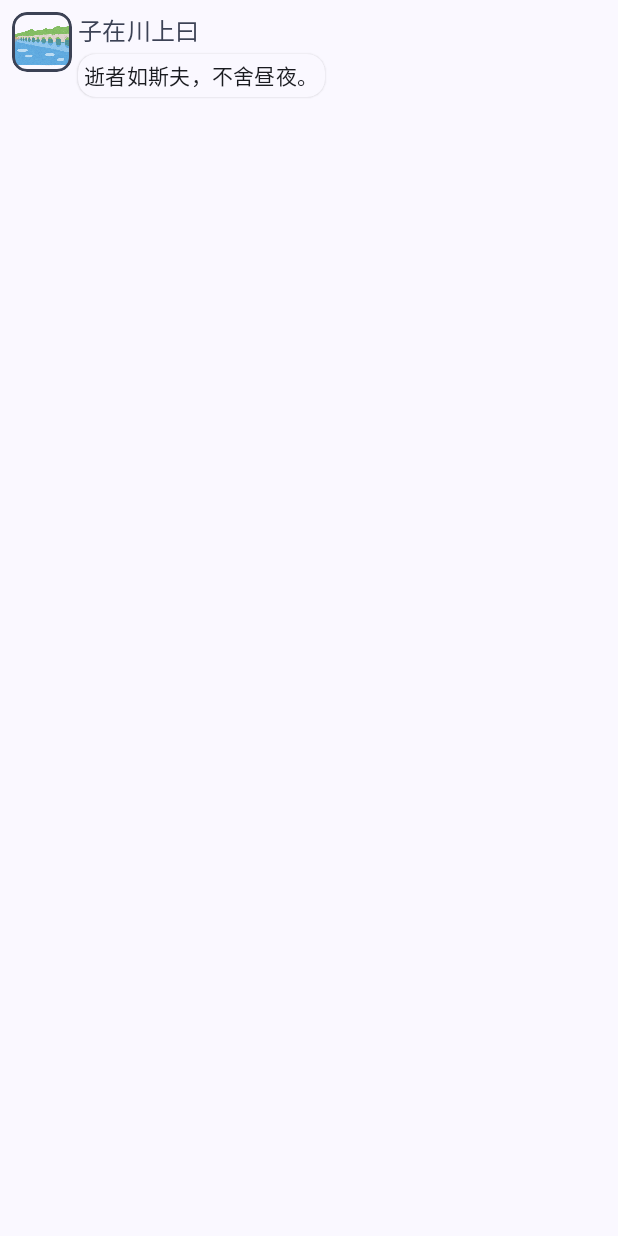
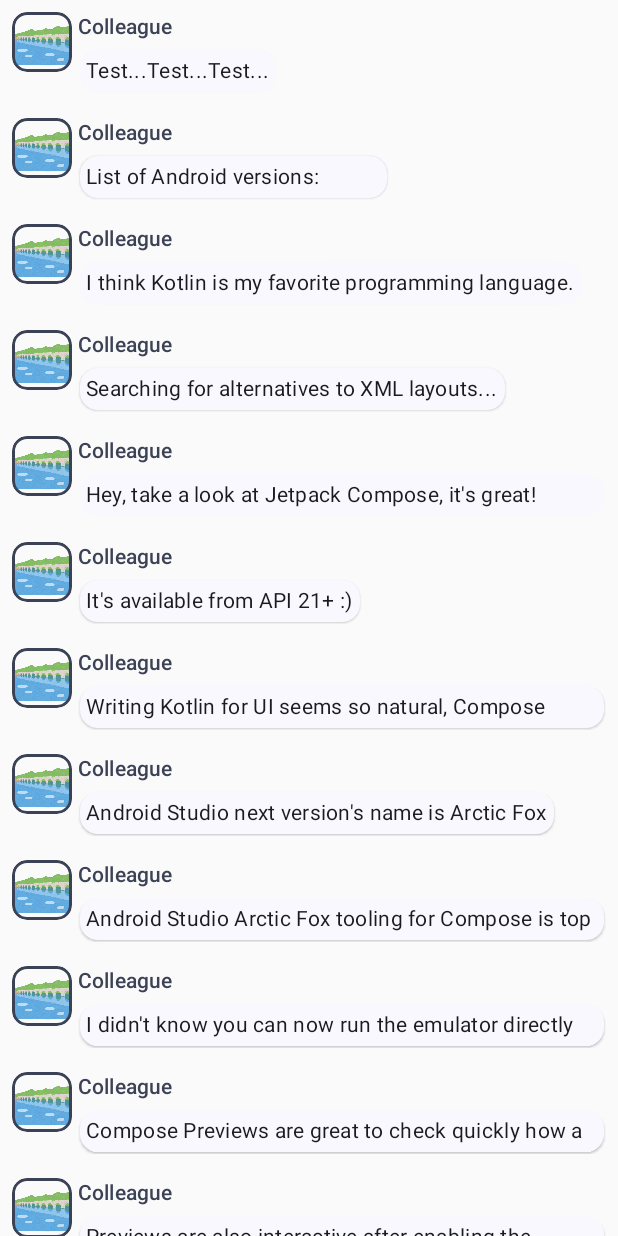
Before and after one commit to sunyiqi-kiroru/tutorial_jetpackcompose, an Android app built with Jetpack Compose: the screen it shows after launch (MainActivity), on a phone screen of 412 x 824 dp. Run offline under Robolectric (Android 15) with nearby library versions, the phone set to English and light mode, and no system bars.

Commit message:
チュートリアル - Lists and animations

```diff
--- a/app/src/main/java/com/example/tutorial_jetpackcompose/MainActivity.kt
+++ b/app/src/main/java/com/example/tutorial_jetpackcompose/MainActivity.kt
@@ -1,30 +1,10 @@
 package com.example.tutorial_jetpackcompose
 
-import android.content.res.Configuration
-import android.graphics.Bitmap.Config
 import android.os.Bundle
 import androidx.activity.ComponentActivity
 import androidx.activity.compose.setContent
-import androidx.compose.foundation.Image
-import androidx.compose.foundation.border
-import androidx.compose.foundation.layout.Column
-import androidx.compose.foundation.layout.Row
-import androidx.compose.foundation.layout.Spacer
-import androidx.compose.foundation.layout.fillMaxSize
-import androidx.compose.foundation.layout.height
-import androidx.compose.foundation.layout.padding
-import androidx.compose.foundation.layout.size
-import androidx.compose.foundation.layout.width
-import androidx.compose.foundation.shape.RoundedCornerShape
-import androidx.compose.material3.MaterialTheme
-import androidx.compose.material3.Surface
-import androidx.compose.material3.Text
-import androidx.compose.runtime.Composable
-import androidx.compose.ui.Modifier
-import androidx.compose.ui.draw.clip
-import androidx.compose.ui.res.painterResource
-import androidx.compose.ui.tooling.preview.Preview
-import androidx.compose.ui.unit.dp
+import com.example.tutorial_jetpackcompose.conversationlist.Conversation
+import com.example.tutorial_jetpackcompose.conversationlist.SampleData
 import com.example.tutorial_jetpackcompose.ui.theme.Tutorial_jetpackcomposeTheme
 
 class MainActivity : ComponentActivity() {
@@ -34,77 +14,14 @@
             // プロジェクト内で作成されたマテリアルテーマ
             Tutorial_jetpackcomposeTheme {
                 // 関数ラップ用
-                Surface(modifier = Modifier.fillMaxSize()) {
+                // Surface(modifier = Modifier.fillMaxSize()) {
                     // Add a text element
                     // Text("Hello world!")
-                    MessageCard(Message("子在川上曰", "逝者如斯夫，不舍昼夜。"))
-                }
+                    // MessageCard(Message("子在川上曰", "逝者如斯夫，不舍昼夜。"))
+                // }
+                // 会話リスト
+                Conversation(messages = SampleData.conversationSample)
             }
         }
     }
 }
-
-data class Message(val author: String, val body: String)
-
-// Define a composable function
-@Composable
-fun MessageCard(msg: Message) {
-    // 水平方向に揃える
-    Row(modifier = Modifier.padding( 8.dp)) { // Add padding around message
-        // 画像要素
-        Image(
-            painter = painterResource(id = R.drawable.landmark_tausyubetsu_bridge),
-            contentDescription = "Image picture",
-            modifier = Modifier
-                // set image size to 40dp
-                .size(40.dp)
-                // Clip image to be shaped as round corner
-                .clip(RoundedCornerShape(10.dp))
-                // ボーダーを追加
-                .border(1.5.dp, MaterialTheme.colorScheme.secondary, RoundedCornerShape(10.dp))
-        )
-
-        // 画像とコロムの間にスペースを入れる
-        Spacer(modifier = Modifier.width(4.dp))
-
-        // 列を使用する
-        Column {
-            Text(
-                text = msg.author,
-                // 文字色
-                color = MaterialTheme.colorScheme.secondary,
-                // タイポグラフィスタイル
-                style = MaterialTheme.typography.titleMedium
-            )
-
-            Spacer(modifier = Modifier.height(4.dp))
-
-            // shapeでラップしたい
-            Surface(shape = MaterialTheme.shapes.medium, shadowElevation = 1.dp) {
-                Text(
-                    text = msg.body,
-                    modifier = Modifier.padding(all = 4.dp),
-                    style = MaterialTheme.typography.bodyMedium
-                )
-            }
-        }
-    }
-}
-
-// Preview your function in Android Studio
-@Preview(name = "Light Mode")
-@Preview(
-    uiMode = Configuration.UI_MODE_NIGHT_YES,
-    showBackground = true,
-    name = "Dark Mode"
-)
-@Composable
-fun PreviewMessageCard() {
-    // プロジェクト内で作成されたマテリアルテーマ
-    Tutorial_jetpackcomposeTheme {
-        // 関数ラップ用
-        Surface(modifier = Modifier.fillMaxSize()) {
-            MessageCard(msg = Message("李白", "飞流直下三千尺，疑是银河落九天。"))
-        }
-    }
-}
--- /dev/null
+++ b/app/src/main/java/com/example/tutorial_jetpackcompose/conversationlist/ConversationList.kt
@@ -0,0 +1,26 @@
+package com.example.tutorial_jetpackcompose.conversationlist
+
+import androidx.compose.foundation.lazy.LazyColumn
+import androidx.compose.foundation.lazy.items
+import androidx.compose.runtime.Composable
+import androidx.compose.ui.tooling.preview.Preview
+import com.example.tutorial_jetpackcompose.messagecard.Message
+import com.example.tutorial_jetpackcompose.messagecard.MessageCard
+import com.example.tutorial_jetpackcompose.ui.theme.Tutorial_jetpackcomposeTheme
+
+@Composable
+fun Conversation(messages: List<Message>) {
+    LazyColumn {
+        items(messages) { message ->
+            MessageCard(msg = message)
+        }
+    }
+}
+
+@Preview
+@Composable
+fun PreviewConversation() {
+    Tutorial_jetpackcomposeTheme {
+        Conversation(messages = SampleData.conversationSample)
+    }
+}
--- /dev/null
+++ b/app/src/main/java/com/example/tutorial_jetpackcompose/conversationlist/ConversationSampleData.kt
@@ -0,0 +1,74 @@
+package com.example.tutorial_jetpackcompose.conversationlist
+
+import com.example.tutorial_jetpackcompose.messagecard.Message
+
+object SampleData {
+    // Sample conversation data
+    val conversationSample = listOf(
+        Message(
+            "Colleague",
+            "Test...Test...Test..."
+        ),
+        Message(
+            "Colleague",
+            "List of Android versions:\n" +
+                    "Android KitKat (API 19)\n" +
+                    "Android Lollipop (API 21)\n" +
+                    "Android Marshmallow (API 23)\n" +
+                    "Android Nougat (API 24)\n" +
+                    "Android Oreo (API 26)\n" +
+                    "Android Pie (API 28)\n" +
+                    "Android 10 (API 29)\n" +
+                    "Android 11 (API 30)\n" +
+                    "Android 12 (API 31)\n"
+        ),
+        Message(
+            "Colleague",
+            "I think Kotlin is my favorite programming language.\n" +
+                    "It's so much fun!"
+        ),
+        Message(
+            "Colleague",
+            "Searching for alternatives to XML layouts..."
+        ),
+        Message(
+            "Colleague",
+            "Hey, take a look at Jetpack Compose, it's great!\n" +
+                    "It's the Android's modern toolkit for building native UI." +
+                    "It simplifies and accelerates UI development on Android." +
+                    "Less code, powerful tools, and intuitive Kotlin APIs :)"
+        ),
+        Message(
+            "Colleague",
+            "It's available from API 21+ :)"
+        ),
+        Message(
+            "Colleague",
+            "Writing Kotlin for UI seems so natural, Compose where have you been all my life?"
+        ),
+        Message(
+            "Colleague",
+            "Android Studio next version's name is Arctic Fox"
+        ),
+        Message(
+            "Colleague",
+            "Android Studio Arctic Fox tooling for Compose is top notch ^_^"
+        ),
+        Message(
+            "Colleague",
+            "I didn't know you can now run the emulator directly from Android Studio"
+        ),
+        Message(
+            "Colleague",
+            "Compose Previews are great to check quickly how a composable layout looks like"
+        ),
+        Message(
+            "Colleague",
+            "Previews are also interactive after enabling the experimental setting"
+        ),
+        Message(
+            "Colleague",
+            "Have you tried writing build.gradle with KTS?"
+        ),
+    )
+}
--- /dev/null
+++ b/app/src/main/java/com/example/tutorial_jetpackcompose/messagecard/MessageCard.kt
@@ -0,0 +1,114 @@
+package com.example.tutorial_jetpackcompose.messagecard
+
+import androidx.compose.runtime.getValue
+import androidx.compose.runtime.mutableStateOf
+import androidx.compose.runtime.remember
+import androidx.compose.runtime.setValue
+import android.content.res.Configuration
+import androidx.compose.animation.animateColorAsState
+import androidx.compose.animation.animateContentSize
+import androidx.compose.foundation.Image
+import androidx.compose.foundation.border
+import androidx.compose.foundation.clickable
+import androidx.compose.foundation.layout.Column
+import androidx.compose.foundation.layout.Row
+import androidx.compose.foundation.layout.Spacer
+import androidx.compose.foundation.layout.fillMaxSize
+import androidx.compose.foundation.layout.height
+import androidx.compose.foundation.layout.padding
+import androidx.compose.foundation.layout.size
+import androidx.compose.foundation.layout.width
+import androidx.compose.foundation.shape.RoundedCornerShape
+import androidx.compose.material3.MaterialTheme
+import androidx.compose.material3.Surface
+import androidx.compose.material3.Text
+import androidx.compose.runtime.Composable
+import androidx.compose.ui.Modifier
+import androidx.compose.ui.draw.clip
+import androidx.compose.ui.res.painterResource
+import androidx.compose.ui.tooling.preview.Preview
+import androidx.compose.ui.unit.dp
+import com.example.tutorial_jetpackcompose.R
+import com.example.tutorial_jetpackcompose.ui.theme.Tutorial_jetpackcomposeTheme
+
+data class Message(val author: String, val body: String)
+
+// Define a composable function
+@Composable
+fun MessageCard(msg: Message) {
+    // 水平方向に揃える
+    Row(modifier = Modifier.padding(8.dp)) { // Add padding around message
+        // 画像要素
+        Image(
+            painter = painterResource(id = R.drawable.landmark_tausyubetsu_bridge),
+            contentDescription = "Image picture",
+            modifier = Modifier
+                // set image size to 40dp
+                .size(40.dp)
+                // Clip image to be shaped as round corner
+                .clip(RoundedCornerShape(10.dp))
+                // ボーダーを追加
+                .border(1.5.dp, MaterialTheme.colorScheme.secondary, RoundedCornerShape(10.dp))
+        )
+
+        // 画像とコロムの間にスペースを入れる
+        Spacer(modifier = Modifier.width(4.dp))
+
+        // テキストの見た目は変わったかどうかの状態
+        var isExpanded by remember { mutableStateOf(false) }
+        // テキストゾーンの押下状態に依存する色の状態プロパティ
+        val surfaceColor by animateColorAsState(
+            if (isExpanded) MaterialTheme.colorScheme.primary else MaterialTheme.colorScheme.surface
+        )
+
+        // 列を使用する
+        Column(modifier = Modifier.clickable { isExpanded = !isExpanded }) { // 列をクリックすると状態が変わる
+            Text(
+                text = msg.author,
+                // 文字色
+                color = MaterialTheme.colorScheme.secondary,
+                // タイポグラフィスタイル
+                style = MaterialTheme.typography.titleSmall
+            )
+
+            Spacer(modifier = Modifier.height(4.dp))
+
+            // shapeでラップしたい
+            Surface(
+                shape = MaterialTheme.shapes.medium,
+                shadowElevation = 1.dp,
+                // isExpandedの状態によって会話テキストの背景色が変わる
+                color = surfaceColor,
+                // メッセージコンテナサイズを滑らかにアニメーション化にする
+                modifier = Modifier.animateContentSize().padding(1.dp)
+            ) {
+                Text(
+                    text = msg.body,
+                    modifier = Modifier.padding(all = 4.dp),
+                    // メッセージは拡張済みの状態であれば、すべてのラインで表示する
+                    // それ以外の場合は１行しか表示しない
+                    maxLines = if (isExpanded) Int.MAX_VALUE else 1,
+                    style = MaterialTheme.typography.bodyMedium
+                )
+            }
+        }
+    }
+}
+
+// Preview your function in Android Studio
+@Preview(name = "Light Mode")
+@Preview(
+    uiMode = Configuration.UI_MODE_NIGHT_YES,
+    showBackground = true,
+    name = "Dark Mode"
+)
+@Composable
+fun PreviewMessageCard() {
+    // プロジェクト内で作成されたマテリアルテーマ
+    Tutorial_jetpackcomposeTheme {
+        // 関数ラップ用
+        Surface(modifier = Modifier.fillMaxSize()) {
+            MessageCard(msg = Message("李白", "飞流直下三千尺，疑是银河落九天。"))
+        }
+    }
+}
```
